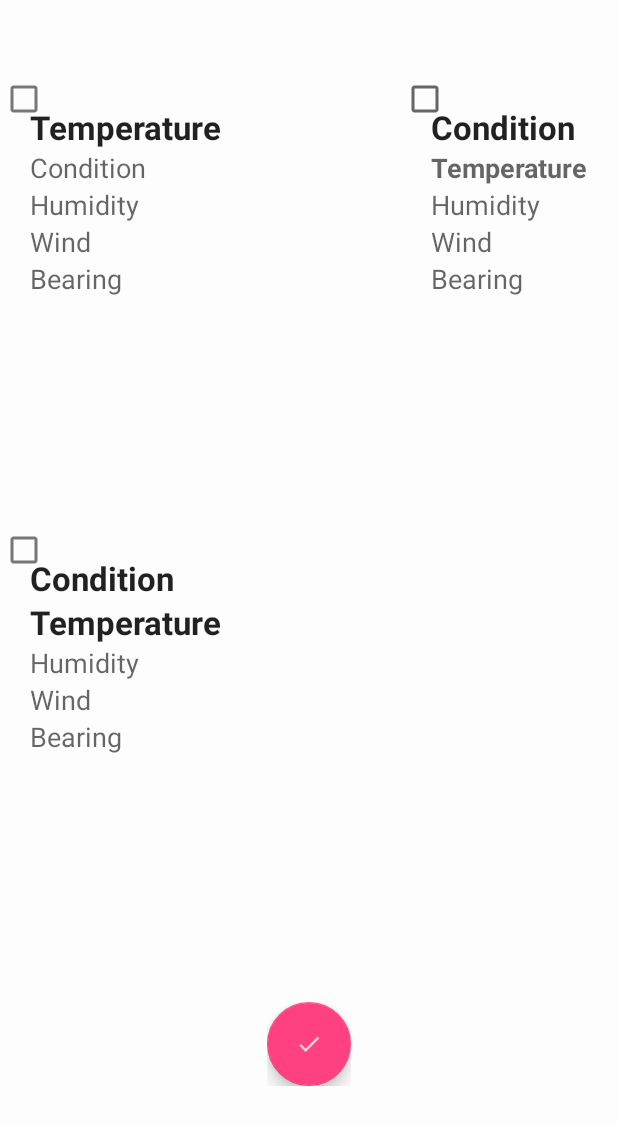
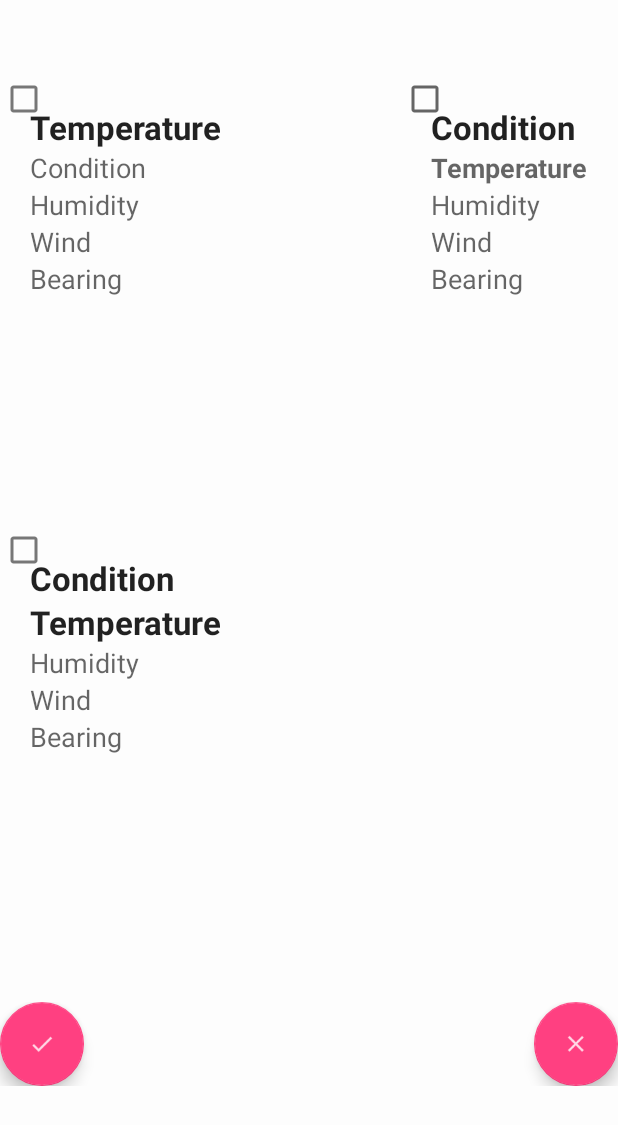
Before and after one commit to robelli4711/PhotoBuddy11122015, an Android app: the layout fragment_weather_layout_chooser.xml on its own in the app's theme, with its tools: preview values and no code run, on a phone screen of 412 x 824 dp. Shown: the top 1125 px of the screen. Run offline under Robolectric (Android 15) with nearby library versions, the phone set to English and light mode, and no system bars.

Commit message:
WeatherChooser
- add a Cancel Button to dismiss the chooser without action

```diff
--- a/app/src/main/AndroidManifest.xml
+++ b/app/src/main/AndroidManifest.xml
@@ -7,7 +7,7 @@
     <uses-permission android:name="android.permission.WRITE_INTERNAL_STORAGE" />
     <uses-permission android:name="android.permission.WRITE_EXTERNAL_STORAGE" />
     <uses-permission android:name="android.permission.ACCESS_FINE_LOCATION" />
-
+    <uses-permission android:name="android.permission.ACCESS_COARSE_LOCATION" />
 
     <application
         android:allowBackup="true"
--- a/app/src/main/res/layout/fragment_weather_layout_chooser.xml
+++ b/app/src/main/res/layout/fragment_weather_layout_chooser.xml
@@ -76,7 +76,17 @@
             android:layout_height="wrap_content"
             android:id="@+id/weatherlayoutchooser_ok"
             android:layout_gravity="center|bottom"
-            android:src="@drawable/ic_ok" />
+            android:src="@drawable/ic_ok"
+            android:layout_alignLeft="@+id/weatherlayoutchooser_cancel"
+            android:layout_alignParentStart="true" />
+
+        <android.support.design.widget.FloatingActionButton
+            android:layout_width="wrap_content"
+            android:layout_height="wrap_content"
+            android:id="@+id/weatherlayoutchooser_cancel"
+            android:layout_gravity="right|bottom"
+            android:layout_alignParentEnd="true"
+            android:src="@drawable/ic_cancel" />
     </RelativeLayout>
 
 </FrameLayout>
```
Also changed, not shown: app/src/main/java/com/robellistudios/photobuddy/GeoMapFragment.java (+5 -2 lines), app/src/main/java/com/robellistudios/photobuddy/WeatherLayoutChooser.java (+10 -1 lines).
